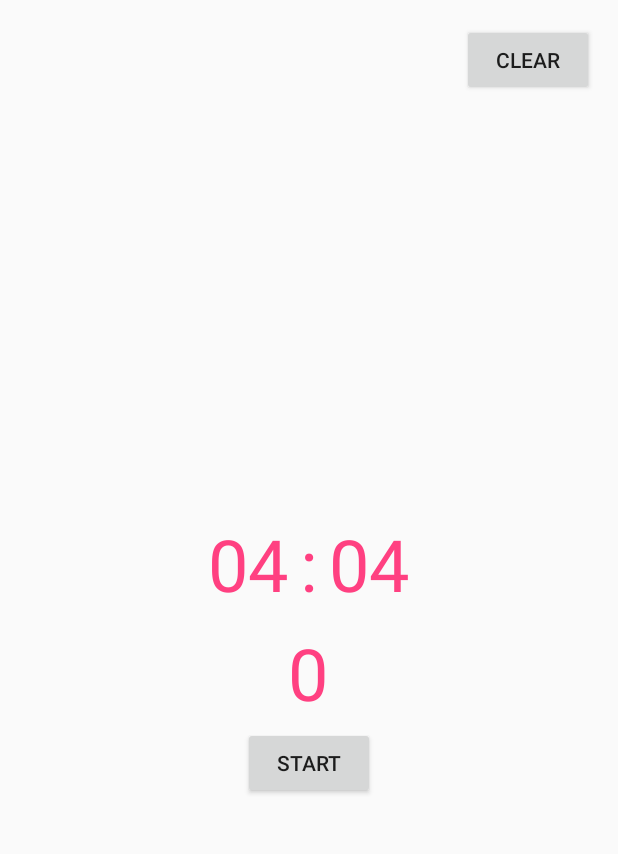
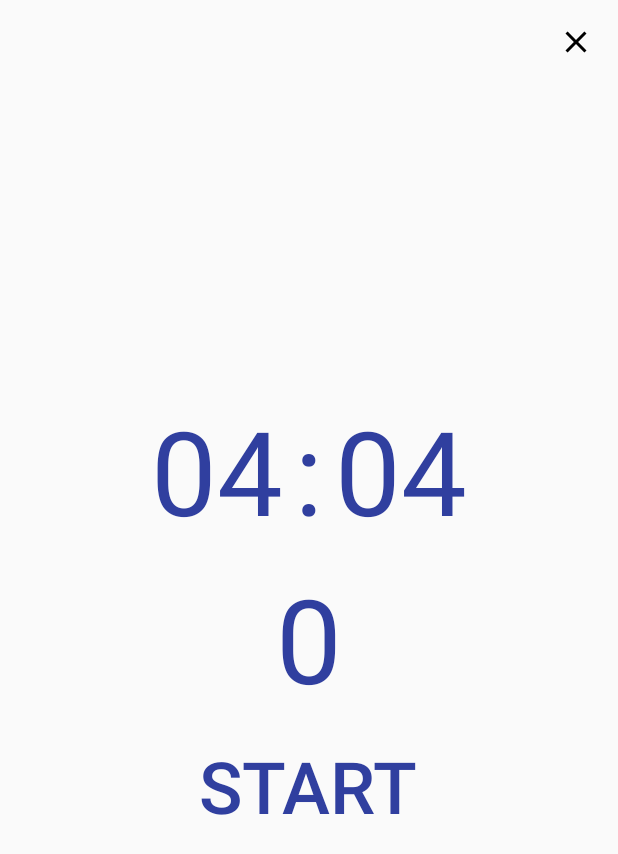
Before and after one commit to iovorobiev/sports-timer, an Android app: the layout activity_main.xml on its own in the app's theme, with its tools: preview values and no code run, on a phone screen of 412 x 824 dp. Shown: the top 854 px of the screen. Run offline under Robolectric (Android 15) with nearby library versions, the phone set to English and light mode, and no system bars.

```diff
--- a/app/src/main/AndroidManifest.xml
+++ b/app/src/main/AndroidManifest.xml
@@ -6,7 +6,8 @@
         android:allowBackup="true"
         android:icon="@mipmap/ic_launcher"
         android:label="@string/app_name"
-        android:supportsRtl="true"
+        android:name=".SportsApp"
+        android:supportsRtl="false"
         android:theme="@style/AppTheme">
         <activity android:name=".MainActivity">
             <intent-filter>
--- /dev/null
+++ b/app/src/main/res/drawable/ic_close_black_24dp.xml
@@ -0,0 +1,9 @@
+<vector xmlns:android="http://schemas.android.com/apk/res/android"
+        android:width="24dp"
+        android:height="24dp"
+        android:viewportWidth="24.0"
+        android:viewportHeight="24.0">
+    <path
+        android:fillColor="#FF000000"
+        android:pathData="M19,6.41L17.59,5 12,10.59 6.41,5 5,6.41 10.59,12 5,17.59 6.41,19 12,13.41 17.59,19 19,17.59 13.41,12z"/>
+</vector>
--- a/app/src/main/res/layout/activity_main.xml
+++ b/app/src/main/res/layout/activity_main.xml
@@ -1,15 +1,17 @@
 <?xml version="1.0" encoding="utf-8"?>
 <layout xmlns:android="http://schemas.android.com/apk/res/android"
-        xmlns:tools="http://schemas.android.com/tools">
+        xmlns:tools="http://schemas.android.com/tools"
+        xmlns:bind="http://schemas.android.com/apk/res-auto"
+        xmlns:app="http://schemas.android.com/apk/res-auto">
 
     <data>
-
         <variable
             name="counters"
             type="com.ideas.sportscounter.viewmodel.CountersViewModel" />
         <variable
             name="timepicker"
             type="com.ideas.sportscounter.TimePicker" />
+        <import type="com.ideas.sportscounter.BindingsAdapters.TimeType"/>
     </data>
 
     <RelativeLayout
@@ -39,7 +41,7 @@
                     android:layout_width="wrap_content"
                     android:layout_height="wrap_content"
                     android:text="@{counters.minutes}"
-                    android:onClick="@{timepicker.pickTime}"
+                    bind:type="@{TimeType.MINUTE}"
                     tools:text="04" />
 
                 <TextView
@@ -54,7 +56,7 @@
                     style="@style/MainText"
                     android:layout_width="wrap_content"
                     android:layout_height="wrap_content"
-                    android:onClick="@{timepicker.pickTime}"
+                    bind:type="@{TimeType.SECOND}"
                     android:text="@{counters.seconds}"
                     tools:text="04" />
 
@@ -69,24 +71,28 @@
                 android:layout_centerHorizontal="true"
                 android:text="@{counters.setNumber}"
                 tools:text="0" />
-
+            <Button
+                android:id="@+id/start"
+                android:layout_width="wrap_content"
+                android:layout_height="wrap_content"
+                android:layout_below="@id/setCounter"
+                android:layout_centerHorizontal="true"
+                style="@style/Widget.AppCompat.Button.Borderless.Colored"
+                android:textColor="@color/colorPrimaryDark"
+                android:textSize="48sp"
+                android:text="@string/start" />
         </RelativeLayout>
 
-        <Button
-            android:id="@+id/start"
-            android:layout_width="wrap_content"
-            android:layout_height="wrap_content"
-            android:layout_below="@id/mainContainer"
-            android:layout_centerHorizontal="true"
-            android:text="@string/start" />
 
-        <Button
+
+        <ImageButton
             android:id="@+id/clear"
             android:layout_width="wrap_content"
             android:layout_height="wrap_content"
             android:layout_alignParentRight="true"
             android:layout_centerHorizontal="true"
-            android:text="@string/clear" />
+            android:background="@null"
+            app:srcCompat="@drawable/ic_close_black_24dp" />
 
     </RelativeLayout>
 </layout>
--- a/app/src/main/res/values/styles.xml
+++ b/app/src/main/res/values/styles.xml
@@ -1,7 +1,7 @@
 <resources>
 
     <!-- Base application theme. -->
-    <style name="AppTheme" parent="Theme.AppCompat.Light.DarkActionBar">
+    <style name="AppTheme" parent="Theme.AppCompat.Light.NoActionBar">
         <!-- Customize your theme here. -->
         <item name="colorPrimary">@color/colorPrimary</item>
         <item name="colorPrimaryDark">@color/colorPrimaryDark</item>
@@ -9,8 +9,8 @@
     </style>
 
     <style name="MainText">
-        <item name="android:textSize">48sp</item>
-        <item name="android:textColor">@color/colorAccent</item>
+        <item name="android:textSize">78sp</item>
+        <item name="android:textColor">@color/colorPrimaryDark</item>
         <item name="android:layout_margin">4dp</item>
     </style>
 
```
Also changed, not shown: app/build.gradle (+5 -5 lines), app/src/main/java/com/ideas/sportscounter/BindingsAdapters.java (+12 -3 lines), app/src/main/java/com/ideas/sportscounter/ITimePicker.java (deleted, +0 -8 lines), app/src/main/java/com/ideas/sportscounter/MainActivity.java (+11 -5 lines), app/src/main/java/com/ideas/sportscounter/SportsApp.java (+15 -0 lines), app/src/main/java/com/ideas/sportscounter/TimePicker.java (+9 -21 lines), app/src/main/java/com/ideas/sportscounter/di/AppComponent.java (added, +16 -0 lines), app/src/main/java/com/ideas/sportscounter/di/BindingsModule.java (added, +25 -0 lines), app/src/main/java/com/ideas/sportscounter/di/Injector.java (added, +11 -0 lines), app/src/main/java/com/ideas/sportscounter/viewmodel/CountersViewModel.java (+7 -5 lines).
